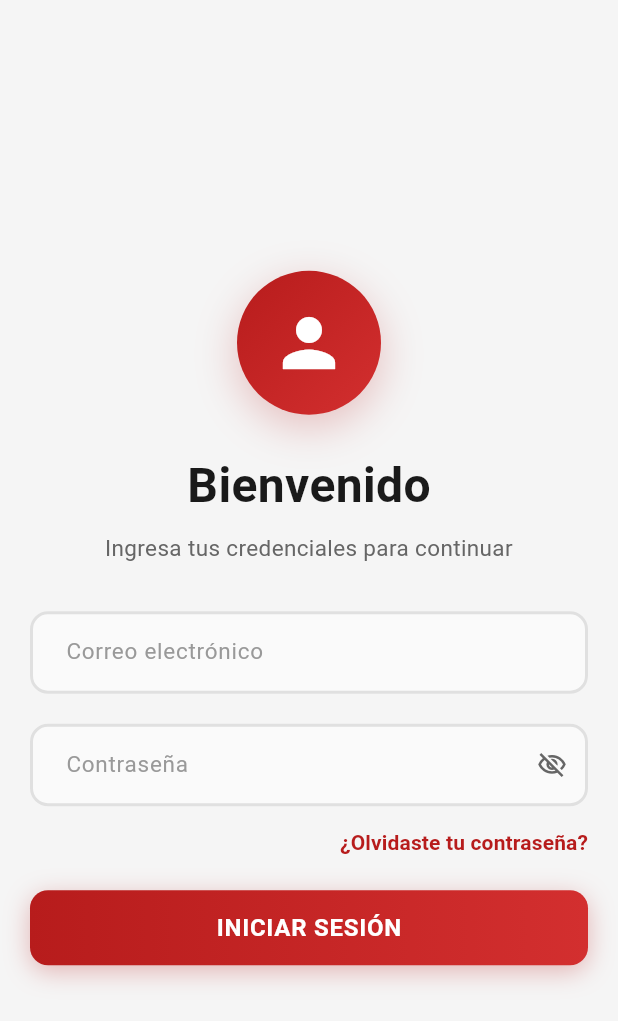
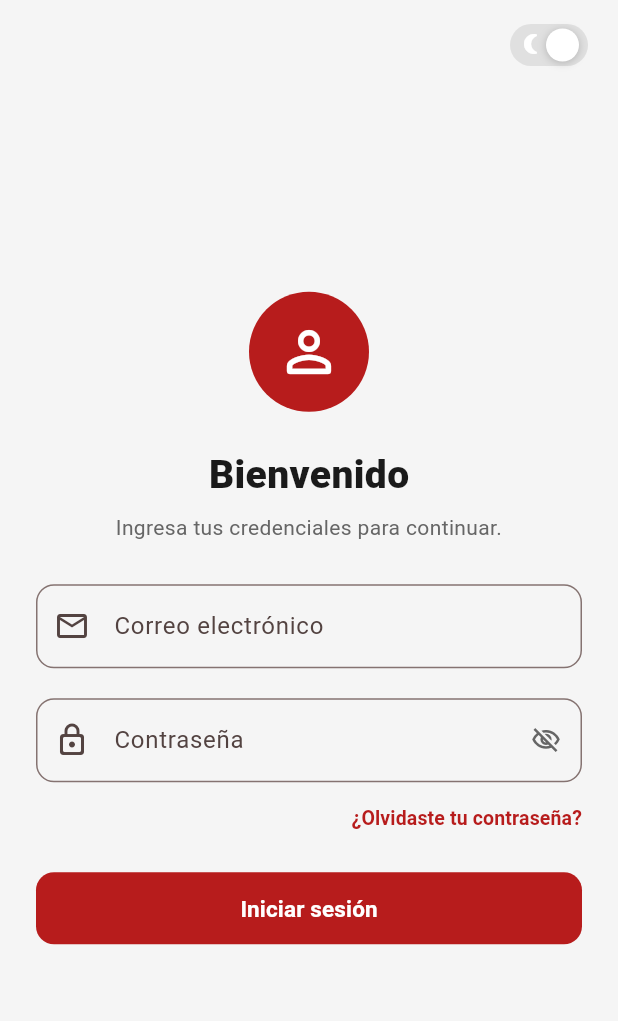
Before and after one commit to EnmaLv/MoviBus, a Flutter app: the screen it shows after launch, on a phone screen of 412 x 824 dp. Shown: the top 1021 px of the screen. Run offline on Flutter 3.47's test engine with Material 3 defaults, Android fonts, the phone set to English and light mode, and no system bars; our stand-ins replace geolocator, google_maps_flutter, shared_preferences.

Commit message:
Arreglando diseño de login

```diff
--- a/lib/modules/auth/login.dart
+++ b/lib/modules/auth/login.dart
@@ -1,8 +1,8 @@
 import 'package:flutter/material.dart';
+import 'package:flutter/services.dart';
 import '../../services/api_service.dart';
+import '../Map/map_screen.dart';
 import '../../widgets/app_bar.dart';
-import '../../widgets/input_field.dart';
-import '../Map/map_screen.dart';
 
 class LoginScreen extends StatefulWidget {
   final AppThemeProvider themeProvider;
@@ -15,21 +15,18 @@ class LoginScreen extends StatefulWidget {
 
 class _LoginScreenState extends State<LoginScreen>
     with SingleTickerProviderStateMixin {
-  static const colorRed      = Color(0xFFB71C1C);
-  static const colorRedLight = Color(0xFFD32F2F);
-  static const colorBg       = Color(0xFFF5F5F5);
-  static const colorText     = Color(0xFF1A1A1A);
-  static const colorSubtext  = Color(0xFF666666);
+  // Color institucional único para consistencia
+  static const colorRed = Color(0xFFB71C1C);
 
-  final _emailCtrl    = TextEditingController();
+  final _emailCtrl = TextEditingController();
   final _passwordCtrl = TextEditingController();
   bool _loading = false;
   bool _obscure = true;
   String? _error;
 
   late AnimationController _animCtrl;
-  late Animation<double>   _fadeAnim;
-  late Animation<Offset>   _slideAnim;
+  late Animation<double> _fadeAnim;
+  late Animation<Offset> _slideAnim;
 
   @override
   void initState() {
@@ -55,7 +52,7 @@ class _LoginScreenState extends State<LoginScreen>
   }
 
   Future<void> _handleLogin() async {
-    final email    = _emailCtrl.text.trim();
+    final email = _emailCtrl.text.trim();
     final password = _passwordCtrl.text.trim();
 
     if (email.isEmpty || password.isEmpty) {
@@ -63,7 +60,10 @@ class _LoginScreenState extends State<LoginScreen>
       return;
     }
 
-    setState(() { _loading = true; _error = null; });
+    setState(() {
+      _loading = true;
+      _error = null;
+    });
 
     final result = await ApiService.login(email, password);
 
@@ -88,32 +88,75 @@ class _LoginScreenState extends State<LoginScreen>
 
   @override
   Widget build(BuildContext context) {
-    final size   = MediaQuery.of(context).size;
+    return ListenableBuilder(
+      listenable: widget.themeProvider,
+      builder: (context, _) {
+        final isDark = widget.themeProvider.isDark;
+
+        // Paleta de colores plana sincronizada con el estado del tema
+        final colorBg = isDark
+            ? const Color(0xFF121212)
+            : const Color(0xFFF5F5F5);
+        final colorCardBg = isDark ? const Color(0xFF1E1E1E) : Colors.white;
+        final colorText = isDark ? Colors.white : const Color(0xFF1A1A1A);
+        final colorSubtext = isDark
+            ? const Color(0xFF888888)
+            : const Color(0xFF666666);
+
+        final size = MediaQuery.of(context).size;
         final isWide = size.width > 768;
 
         return Scaffold(
           backgroundColor: colorBg,
-      body: isWide
-          ? _buildWideLayout()
+          body: SafeArea(
+            child: Stack(
+              children: [
+                isWide
+                    ? _buildWideLayout(
+                        colorCardBg,
+                        colorText,
+                        colorSubtext,
+                        isDark,
+                      )
                     : Center(
                         child: SingleChildScrollView(
-                padding: const EdgeInsets.all(20),
-                child: _buildCard(),
+                          padding: const EdgeInsets.all(24),
+                          child: _buildCard(colorText, colorSubtext, isDark),
+                        ),
+                      ),
+
+                // Botón Switch flotante del tema
+                Positioned(
+                  top: 16,
+                  right: 20,
+                  child: _LoginThemeToggle(
+                    themeProvider: widget.themeProvider,
+                    isDark: isDark,
+                  ),
+                ),
+              ],
             ),
           ),
         );
+      },
+    );
   }
 
-  Widget _buildWideLayout() {
+  Widget _buildWideLayout(
+    Color cardBg,
+    Color txtCol,
+    Color subTxtCol,
+    bool isDark,
+  ) {
     return Row(
       children: [
         Expanded(
           child: Container(
-            color: Colors.white,
+            color: cardBg,
             child: Center(
               child: SingleChildScrollView(
                 padding: const EdgeInsets.all(40),
-                child: _buildCard(),
+                child: _buildCard(txtCol, subTxtCol, isDark),
               ),
             ),
           ),
@@ -122,60 +165,57 @@ class _LoginScreenState extends State<LoginScreen>
     );
   }
 
-  Widget _buildCard() {
+  Widget _buildCard(Color txtCol, Color subTxtCol, bool isDark) {
+    final errBg = isDark ? const Color(0xFF2C1A1A) : const Color(0xFFFFEBEE);
+    final errBorderText = isDark
+        ? const Color(0xFFEF5350)
+        : const Color(0xFFC62828);
+
     return FadeTransition(
       opacity: _fadeAnim,
       child: SlideTransition(
         position: _slideAnim,
         child: ConstrainedBox(
-          constraints: const BoxConstraints(maxWidth: 420),
+          constraints: const BoxConstraints(maxWidth: 400),
           child: Column(
             mainAxisSize: MainAxisSize.min,
+            crossAxisAlignment: CrossAxisAlignment.center,
             children: [
-              // Avatar
+              // Identificador circular simple
               Container(
-                width: 96,
-                height: 96,
+                width: 80,
+                height: 80,
                 decoration: const BoxDecoration(
                   shape: BoxShape.circle,
-                  gradient: LinearGradient(
-                    colors: [colorRed, colorRedLight],
-                    begin: Alignment.topLeft,
-                    end: Alignment.bottomRight,
+                  color: colorRed,
                 ),
-                  boxShadow: [
-                    BoxShadow(
-                      color: Color(0x40B71C1C),
-                      blurRadius: 24,
-                      offset: Offset(0, 8),
+                child: const Icon(
+                  Icons.person_outline_rounded,
+                  size: 44,
+                  color: Colors.white,
                 ),
-                  ],
-                ),
-                child: const Icon(Icons.person, size: 52, color: Colors.white),
               ),
 
               const SizedBox(height: 24),
 
-              const Text(
+              Text(
                 'Bienvenido',
                 style: TextStyle(
-                  fontSize: 32,
-                  fontWeight: FontWeight.w700,
-                  color: colorText,
+                  fontSize: 26,
+                  fontWeight: FontWeight.w800,
+                  color: txtCol,
                 ),
               ),
-
-              const SizedBox(height: 8),
-
-              const Text(
-                'Ingresa tus credenciales para continuar',
-                style: TextStyle(fontSize: 15, color: colorSubtext),
+              const SizedBox(height: 6),
+              Text(
+                'Ingresa tus credenciales para continuar.',
+                style: TextStyle(fontSize: 14, color: subTxtCol),
                 textAlign: TextAlign.center,
               ),
 
-              const SizedBox(height: 32),
+              const SizedBox(height: 28),
 
-              // Error
+              // Alerta de error adaptativa
               if (_error != null) ...[
                 Container(
                   width: double.infinity,
@@ -184,49 +224,72 @@ class _LoginScreenState extends State<LoginScreen>
                     vertical: 12,
                   ),
                   decoration: BoxDecoration(
-                    color: const Color(0xFFFFEBEE),
-                    borderRadius: BorderRadius.circular(10),
-                    border: const Border(
-                      left: BorderSide(color: Color(0xFFC62828), width: 4),
+                    color: errBg,
+                    borderRadius: BorderRadius.circular(12),
+                    border: Border(
+                      left: BorderSide(color: errBorderText, width: 4),
                     ),
                   ),
                   child: Text(
                     _error!,
-                    style: const TextStyle(
-                      color: Color(0xFFC62828),
-                      fontSize: 14,
+                    style: TextStyle(
+                      color: errBorderText,
+                      fontSize: 13,
+                      fontWeight: FontWeight.w500,
                     ),
                   ),
                 ),
                 const SizedBox(height: 20),
               ],
 
-              // Campo email
-              InputField(
+              // Campo de Texto: Correo Electrónico (Estilo idéntico a MarcaFormSheet)
+              TextField(
                 controller: _emailCtrl,
-                placeholder: 'Correo electrónico',
                 keyboardType: TextInputType.emailAddress,
-                onSubmitted: (_) => _handleLogin(),
+                textInputAction: TextInputAction.next,
+                decoration: InputDecoration(
+                  labelText: 'Correo electrónico',
+                  hintText: 'Ej: usuario@uptp.edu.ve',
+                  prefixIcon: const Icon(Icons.email_outlined),
+                  border: OutlineInputBorder(
+                    borderRadius: BorderRadius.circular(12),
+                  ),
+                  focusedBorder: OutlineInputBorder(
+                    borderRadius: BorderRadius.circular(12),
+                    borderSide: const BorderSide(color: colorRed, width: 2),
+                  ),
+                ),
               ),
 
               const SizedBox(height: 20),
 
-              // Campo contraseña
-              InputField(
+              // Campo de Texto: Contraseña (Estilo idéntico a MarcaFormSheet)
+              TextField(
                 controller: _passwordCtrl,
-                placeholder: 'Contraseña',
                 obscureText: _obscure,
+                onSubmitted: (_) => _handleLogin(),
+                decoration: InputDecoration(
+                  labelText: 'Contraseña',
+                  hintText: 'Introduce tu contraseña',
+                  prefixIcon: const Icon(Icons.lock_outline_rounded),
                   suffixIcon: IconButton(
                     icon: Icon(
                       _obscure
                           ? Icons.visibility_off_outlined
                           : Icons.visibility_outlined,
-                    color: colorSubtext,
+                      color: subTxtCol,
                       size: 20,
                     ),
                     onPressed: () => setState(() => _obscure = !_obscure),
                   ),
-                onSubmitted: (_) => _handleLogin(),
+                  border: OutlineInputBorder(
+                    borderRadius: BorderRadius.circular(12),
+                  ),
+                  focusedBorder: OutlineInputBorder(
+                    borderRadius: BorderRadius.circular(12),
+                    borderSide: const BorderSide(color: colorRed, width: 2),
+                  ),
+                ),
               ),
 
               Align(
@@ -235,63 +298,45 @@ class _LoginScreenState extends State<LoginScreen>
                   onPressed: () {},
                   style: TextButton.styleFrom(
                     foregroundColor: colorRed,
-                    padding: const EdgeInsets.symmetric(vertical: 12),
+                    padding: const EdgeInsets.symmetric(vertical: 10),
                   ),
                   child: const Text(
                     '¿Olvidaste tu contraseña?',
-                    style: TextStyle(fontWeight: FontWeight.w600, fontSize: 14),
+                    style: TextStyle(fontWeight: FontWeight.w600, fontSize: 13),
                   ),
                 ),
               ),
 
-              const SizedBox(height: 8),
+              const SizedBox(height: 12),
 
-              // Botón login
+              // Botón de Inicio de Sesión (Estilo idéntico a MarcaFormSheet)
               SizedBox(
                 width: double.infinity,
-                height: 50,
-                child: DecoratedBox(
-                  decoration: BoxDecoration(
-                    gradient: const LinearGradient(
-                      colors: [colorRed, colorRedLight],
-                      begin: Alignment.centerLeft,
-                      end: Alignment.centerRight,
-                    ),
-                    borderRadius: BorderRadius.circular(12),
-                    boxShadow: const [
-                      BoxShadow(
-                        color: Color(0x4DB71C1C),
-                        blurRadius: 14,
-                        offset: Offset(0, 4),
-                      ),
-                    ],
-                  ),
+                height: 48,
                 child: ElevatedButton(
                   onPressed: _loading ? null : _handleLogin,
                   style: ElevatedButton.styleFrom(
-                      backgroundColor: Colors.transparent,
-                      shadowColor: Colors.transparent,
+                    backgroundColor: colorRed,
+                    foregroundColor: Colors.white,
                     shape: RoundedRectangleBorder(
                       borderRadius: BorderRadius.circular(12),
                     ),
+                    elevation: 0,
                   ),
                   child: _loading
                       ? const SizedBox(
-                            width: 22,
-                            height: 22,
+                          width: 20,
+                          height: 20,
                           child: CircularProgressIndicator(
-                              strokeWidth: 2.5,
+                            strokeWidth: 2,
                             color: Colors.white,
                           ),
                         )
                       : const Text(
-                            'INICIAR SESIÓN',
+                          'Iniciar sesión',
                           style: TextStyle(
-                              fontSize: 16,
                             fontWeight: FontWeight.w700,
-                              color: Colors.white,
-                              letterSpacing: 0.5,
-                            ),
+                            fontSize: 15,
                           ),
                         ),
                 ),
@@ -303,3 +348,74 @@ class _LoginScreenState extends State<LoginScreen>
     );
   }
 }
+
+// ─── Componente Selector de Tema Flotante ───────────────────────────────────
+class _LoginThemeToggle extends StatelessWidget {
+  final AppThemeProvider themeProvider;
+  final bool isDark;
+  static const _red = Color(0xFFB71C1C);
+
+  const _LoginThemeToggle({required this.themeProvider, required this.isDark});
+
+  @override
+  Widget build(BuildContext context) {
+    return GestureDetector(
+      onTap: () {
+        HapticFeedback.lightImpact();
+        themeProvider.toggle();
+      },
+      child: AnimatedContainer(
+        duration: const Duration(milliseconds: 250),
+        width: 52,
+        height: 28,
+        decoration: BoxDecoration(
+          borderRadius: BorderRadius.circular(14),
+          color: isDark ? _red : const Color(0xFFE0E0E0),
+        ),
+        child: Stack(
+          children: [
+            const Positioned(
+              left: 6,
+              top: 5,
+              child: Icon(
+                Icons.nightlight_round,
+                size: 16,
+                color: Colors.white,
+              ),
+            ),
+            const Positioned(
+              right: 6,
+              top: 5,
+              child: Icon(
+                Icons.wb_sunny_rounded,
+                size: 16,
+                color: Color(0xFF999999),
+              ),
+            ),
+            AnimatedPositioned(
+              duration: const Duration(milliseconds: 250),
+              curve: Curves.easeInOutCubic,
+              left: isDark ? 4 : 24,
+              top: 3,
+              child: Container(
+                width: 22,
+                height: 22,
+                decoration: BoxDecoration(
+                  shape: BoxShape.circle,
+                  color: Colors.white,
+                  boxShadow: [
+                    BoxShadow(
+                      color: Colors.black.withValues(alpha: 0.2),
+                      blurRadius: 4,
+                      offset: const Offset(0, 1),
+                    ),
+                  ],
+                ),
+              ),
+            ),
+          ],
+        ),
+      ),
+    );
+  }
+}
```
Lines whose indentation alone changed are shown as unchanged.
